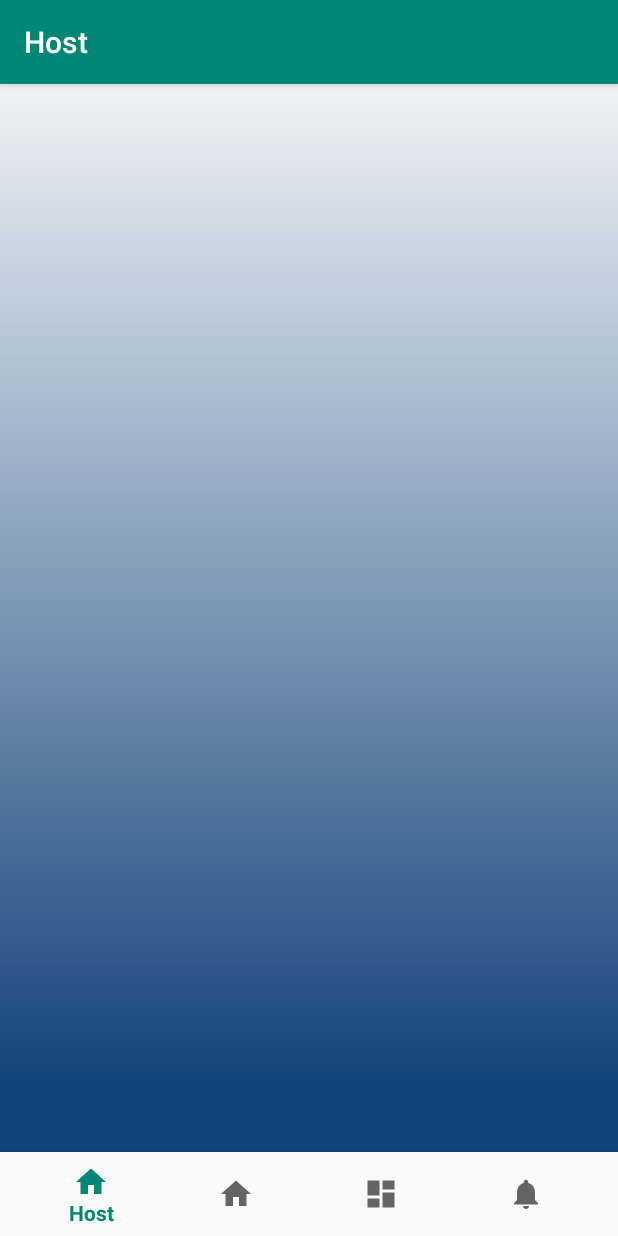
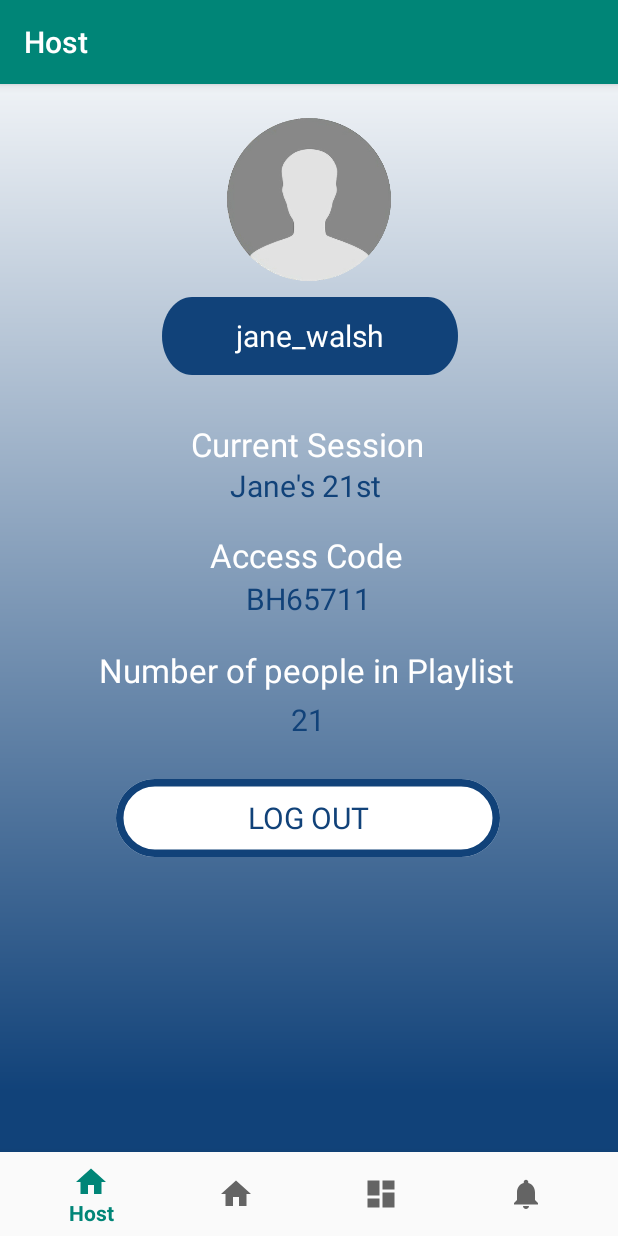
Before and after one commit to Finnvoor/glisten, an Android app: the HostFragment screen opened through its navigation route, on a phone screen of 412 x 824 dp. Run offline under Robolectric (Android 15) with nearby library versions, the phone set to English and light mode, and no system bars; our stand-ins replace navigation-ui.

Commit message:
The new session page is added and the host fragment has been completed

```diff
--- a/app/src/main/res/layout/fragment_host.xml
+++ b/app/src/main/res/layout/fragment_host.xml
@@ -7,7 +7,155 @@
     android:layout_height="fill_parent"
     android:background = "@drawable/host_page">
 
+    <TextView
+        android:id="@+id/text_dashboard"
+        android:layout_width="match_parent"
+        android:layout_height="wrap_content"
+        android:layout_alignParentBottom="true"
+        android:layout_marginStart="8dp"
+        android:layout_marginTop="8dp"
+        android:layout_marginEnd="8dp"
+        android:layout_marginBottom="20dp"
+        android:textAlignment="center"
+        android:textSize="20sp"
+        app:layout_constraintEnd_toEndOf="parent"
+        app:layout_constraintStart_toStartOf="parent"
+        app:layout_constraintTop_toTopOf="parent" />
 
+    <ImageButton
+        android:id="@+id/imageButton"
+        android:layout_width="109dp"
+        android:layout_height="118dp"
+        android:layout_alignParentStart="true"
+        android:layout_alignParentLeft="true"
+        android:layout_alignParentTop="true"
+        android:layout_marginStart="151dp"
+        android:layout_marginLeft="151dp"
+        android:layout_marginTop="18dp"
+        android:adjustViewBounds="true"
+        android:background="@android:color/transparent"
+        android:color="#114279"
+        android:contentDescription="@string/todo"
+        android:cropToPadding="true"
+        android:padding="0dp"
+        android:scaleType="fitCenter"
+        app:layout_constraintBottom_toBottomOf="parent"
+        app:layout_constraintEnd_toEndOf="parent"
+        app:layout_constraintStart_toStartOf="parent"
+        app:layout_constraintTop_toTopOf="parent"
+        app:srcCompat="@drawable/profile" />
+
+    <Button
+        android:id="@+id/loginConfirm"
+        android:layout_width="256dp"
+        android:layout_height="52dp"
+        android:layout_alignParentStart="true"
+        android:layout_alignParentLeft="true"
+        android:layout_alignParentTop="true"
+        android:layout_marginStart="77dp"
+        android:layout_marginLeft="77dp"
+        android:layout_marginTop="463dp"
+        android:background="@drawable/login"
+        android:text="@string/log_out"
+        android:textAppearance="@style/log_in2" />
+
+    <TextView
+        android:id="@+id/current_session"
+        android:layout_width="wrap_content"
+        android:layout_height="wrap_content"
+        android:layout_alignParentLeft="true"
+        android:layout_alignParentStart="true"
+        android:layout_alignParentTop="true"
+        android:layout_marginLeft="127dp"
+        android:layout_marginStart="127dp"
+        android:layout_marginTop="225dp"
+        android:gravity="top"
+        android:text="@string/current_session"
+        android:textAppearance="@style/current_session" />
+
+    <TextView
+        android:id="@+id/access_code"
+        android:layout_width="wrap_content"
+        android:layout_height="wrap_content"
+        android:layout_alignParentLeft="true"
+        android:layout_alignParentStart="true"
+        android:layout_alignParentTop="true"
+        android:layout_marginLeft="140dp"
+        android:layout_marginStart="140dp"
+        android:layout_marginTop="299dp"
+        android:gravity="top"
+        android:text="@string/access_code"
+        android:textAppearance="@style/current_session" />
+
+    <TextView
+        android:id="@+id/num_people"
+        android:layout_width="wrap_content"
+        android:layout_height="wrap_content"
+        android:layout_alignParentLeft="true"
+        android:layout_alignParentStart="true"
+        android:layout_alignParentTop="true"
+        android:layout_marginLeft="66dp"
+        android:layout_marginStart="66dp"
+        android:layout_marginTop="376dp"
+        android:gravity="top"
+        android:text="@string/num_people"
+        android:textAppearance="@style/current_session" />
+
+    <TextView
+        android:id="@+id/num_people_val"
+        android:layout_width="wrap_content"
+        android:layout_height="wrap_content"
+        android:layout_alignParentStart="true"
+        android:layout_alignParentLeft="true"
+        android:layout_alignParentTop="true"
+        android:layout_marginStart="194dp"
+        android:layout_marginLeft="194dp"
+        android:layout_marginTop="410dp"
+        android:gravity="top"
+        android:text="@string/num_people_val"
+        android:textAppearance="@style/light_blue" />
+
+    <TextView
+        android:id="@+id/access_code_val"
+        android:layout_width="wrap_content"
+        android:layout_height="wrap_content"
+        android:layout_alignParentStart="true"
+        android:layout_alignParentLeft="true"
+        android:layout_alignParentTop="true"
+        android:layout_marginStart="164dp"
+        android:layout_marginLeft="164dp"
+        android:layout_marginTop="329dp"
+        android:gravity="top"
+        android:text="@string/access_code_val"
+        android:textAppearance="@style/light_blue" />
+
+    <TextView
+        android:id="@+id/current_session_val"
+        android:layout_width="wrap_content"
+        android:layout_height="wrap_content"
+        android:layout_alignParentStart="true"
+        android:layout_alignParentLeft="true"
+        android:layout_alignParentTop="true"
+        android:layout_marginStart="153dp"
+        android:layout_marginLeft="153dp"
+        android:layout_marginTop="254dp"
+        android:gravity="top"
+        android:text="@string/current_session_val"
+        android:textAppearance="@style/light_blue" />
+
+    <Button
+        android:id="@+id/username"
+        android:layout_width="197dp"
+        android:layout_height="wrap_content"
+        android:layout_alignParentStart="true"
+        android:layout_alignParentLeft="true"
+        android:layout_alignParentTop="true"
+        android:layout_marginStart="108dp"
+        android:layout_marginLeft="108dp"
+        android:layout_marginTop="142dp"
+        android:background="@drawable/username"
+        android:text="@string/username_val"
+        android:textAppearance="@style/username" />
 
 
 </RelativeLayout>
--- a/app/src/main/res/values/strings.xml
+++ b/app/src/main/res/values/strings.xml
@@ -37,5 +37,6 @@ Password
     <string name="num_people_val"> 21 </string>
     <string name="access_code_val"> BH65711 </string>
     <string name="current_session_val"> Jane\'s 21st </string>
-    <string name="username_val"> janewalsh </string>
+    <string name="username_val"> jane_walsh </string>
+    <string name="existing_session"> Existing Sessions </string>
 </resources>
--- a/app/src/main/res/values/styles.xml
+++ b/app/src/main/res/values/styles.xml
@@ -93,7 +93,7 @@
     <style name="light_blue">
 
         <item name="android:textSize">
-            40sp
+            20sp
         </item>
 
         <item name="android:textColor">
@@ -105,7 +105,7 @@
     <style name="username">
 
         <item name="android:textSize">
-            30sp
+            20sp
         </item>
 
         <item name="android:textColor">
```
Also changed, not shown: app/src/main/res/layout/activity_new_session_page.xml (added, +104 -0 lines).
